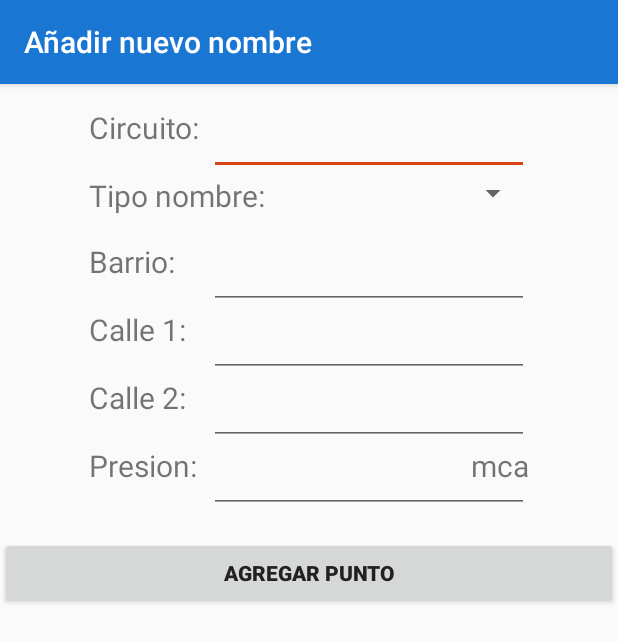
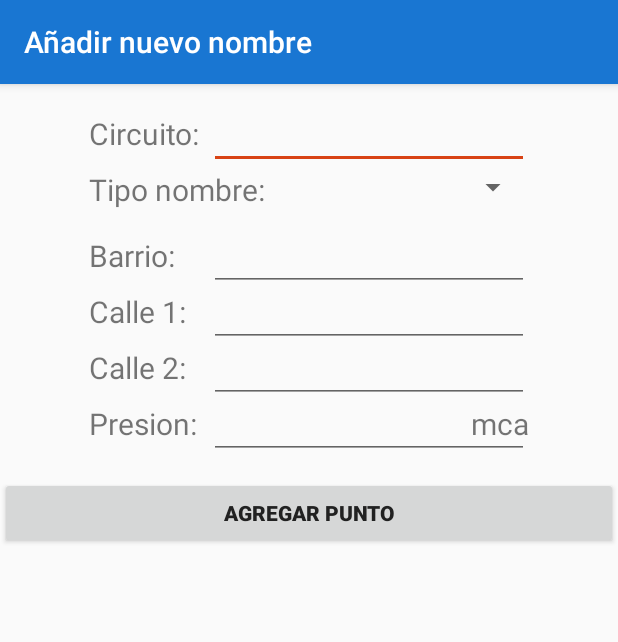
Before and after one commit to matyignacio/PresionAguasRiojanas, an Android app: the NuevoPuntoActivity screen opened directly, with no data from a screen before it, on a phone screen of 412 x 824 dp. Shown: the top 642 px of the screen. Run offline under Robolectric (Android 15) with nearby library versions, the light colour scheme and no system bars; our stand-ins replace ButterKnife.

Commit message:
18/06/2019 - PARTE 4 * Sugiere el tipo de punto dependiendo desde qué mapa se haya abierto "NuevoPuntoActivity"

```diff
--- a/app/src/main/java/com/desarrollo/kuky/presionaguasriojanas/ui/NuevoPuntoActivity.java
+++ b/app/src/main/java/com/desarrollo/kuky/presionaguasriojanas/ui/NuevoPuntoActivity.java
@@ -6,6 +6,7 @@ import android.app.Activity;
 import android.content.DialogInterface;
 import android.content.Intent;
 import android.content.IntentSender;
+import android.content.SharedPreferences;
 import android.content.pm.PackageManager;
 import android.location.Location;
 import android.os.Build;
@@ -53,7 +54,10 @@ import butterknife.BindView;
 import butterknife.ButterKnife;
 
 import static com.desarrollo.kuky.presionaguasriojanas.util.Util.EXITOSO;
+import static com.desarrollo.kuky.presionaguasriojanas.util.Util.MAPA_RECORRIDO;
 import static com.desarrollo.kuky.presionaguasriojanas.util.Util.MY_PERMISSIONS_REQUEST_ACCESS_FINE_LOCATION;
+import static com.desarrollo.kuky.presionaguasriojanas.util.Util.PREFS_NAME;
+import static com.desarrollo.kuky.presionaguasriojanas.util.Util.TIPO_MAPA;
 import static com.desarrollo.kuky.presionaguasriojanas.util.Util.abrirActivity;
 import static com.desarrollo.kuky.presionaguasriojanas.util.Util.mostrarMensaje;
 import static com.desarrollo.kuky.presionaguasriojanas.util.Util.validarCampos;
@@ -320,6 +324,8 @@ public class NuevoPuntoActivity extends AppCompatActivity {
     }
 
     private void cargarSpinnerTipoPunto() {
+        SharedPreferences settings = getSharedPreferences(PREFS_NAME, 0);
+        int idTipoPunto = settings.getInt(TIPO_MAPA, MAPA_RECORRIDO);
         List<String> labels = new ArrayList<>();
         for (int i = 0; i < tipoPuntos.size(); i++) {
             labels.add(tipoPuntos.get(i).getNombre());
@@ -330,6 +336,7 @@ public class NuevoPuntoActivity extends AppCompatActivity {
         spinnerAdapter
                 .setDropDownViewResource(android.R.layout.simple_spinner_dropdown_item);
         sTipoPunto.setAdapter(spinnerAdapter);
+        sTipoPunto.setSelection(idTipoPunto - 1);
         sTipoPunto.setOnItemSelectedListener(new AdapterView.OnItemSelectedListener() {
             @Override
             public void onItemSelected(AdapterView<?> adapterView, View view, int i, long l) {
@@ -339,7 +346,7 @@ public class NuevoPuntoActivity extends AppCompatActivity {
 
             @Override
             public void onNothingSelected(AdapterView<?> adapterView) {
-                tipoPunto.setId(0);
+                tipoPunto.setId(MAPA_RECORRIDO);
 //                mostrarMensaje(NuevoPuntoActivity.this, String.valueOf(tipoPunto.getId()));
             }
         });
--- a/app/src/main/java/com/desarrollo/kuky/presionaguasriojanas/util/Util.java
+++ b/app/src/main/java/com/desarrollo/kuky/presionaguasriojanas/util/Util.java
@@ -21,7 +21,7 @@ public class Util {
     public static final String HOST = "192.168.1.46";
     public static final String USER = "root";
     public static final String CLAVE = "root";
-//            public static final String DATA_BASE = "u101901458_presi";
+//    public static final String DATA_BASE = "u101901458_presi";
 //    public static final String HOST = "sql200.main-hosting.eu";
 //    public static final String USER = "u101901458_matia";
 //    public static final String CLAVE = "Miseignacio11";
--- a/app/src/main/res/layout/activity_nuevo_punto.xml
+++ b/app/src/main/res/layout/activity_nuevo_punto.xml
@@ -29,6 +29,7 @@
                 android:id="@+id/etCircuito"
                 android:layout_width="wrap_content"
                 android:layout_height="wrap_content"
+                android:layout_alignBaseline="@+id/tvCircuito"
                 android:layout_toEndOf="@id/tvCircuito"
                 android:ems="10"
                 android:inputType="number" />
@@ -63,7 +64,7 @@
                 android:id="@+id/etBarrio"
                 android:layout_width="wrap_content"
                 android:layout_height="wrap_content"
-                android:layout_below="@id/sTipoPunto"
+                android:layout_alignBaseline="@+id/tvBarrio"
                 android:layout_toEndOf="@id/tvBarrio"
                 android:ems="10"
                 android:inputType="textPostalAddress" />
@@ -80,7 +81,7 @@
                 android:id="@+id/etCalle1"
                 android:layout_width="wrap_content"
                 android:layout_height="wrap_content"
-                android:layout_below="@id/etBarrio"
+                android:layout_alignBaseline="@+id/tvCalle1"
                 android:layout_toEndOf="@id/tvCalle1"
                 android:ems="10"
                 android:inputType="textPostalAddress" />
@@ -97,7 +98,7 @@
                 android:id="@+id/etCalle2"
                 android:layout_width="wrap_content"
                 android:layout_height="wrap_content"
-                android:layout_below="@id/etCalle1"
+                android:layout_alignBaseline="@+id/tvCalle2"
                 android:layout_toEndOf="@id/tvCalle2"
                 android:ems="10"
                 android:inputType="textPostalAddress" />
@@ -114,7 +115,7 @@
                 android:id="@+id/etPresion"
                 android:layout_width="wrap_content"
                 android:layout_height="wrap_content"
-                android:layout_below="@id/etCalle2"
+                android:layout_alignBaseline="@+id/tvPresion"
                 android:layout_toEndOf="@+id/tvPresion"
                 android:layout_alignEnd="@+id/tvMca"
                 android:ems="10"
```
